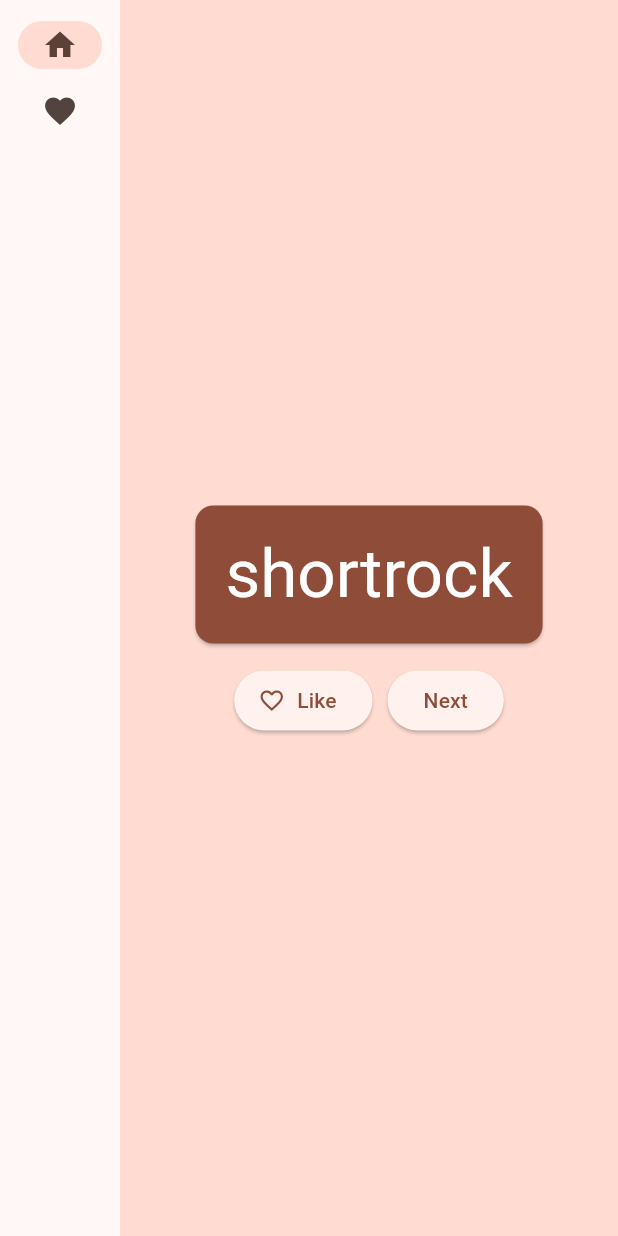
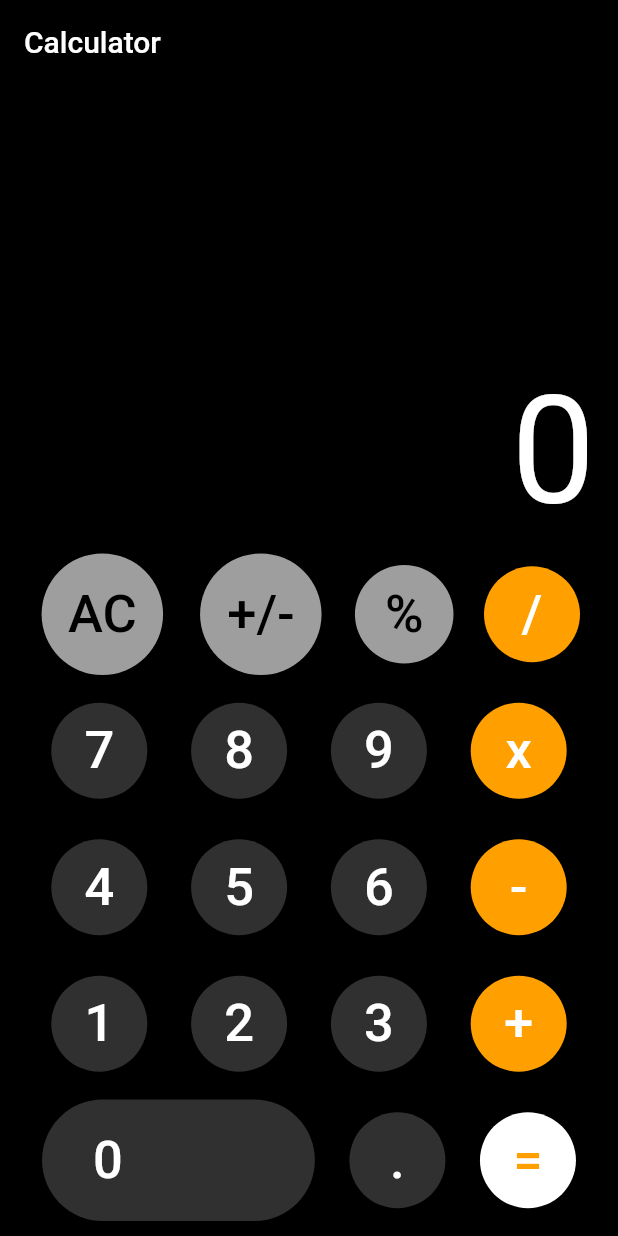
Before and after one commit to nusratjannat-2001/calculatorapp, a Flutter app: the screen it shows after launch, on a phone screen of 412 x 824 dp. Run offline on Flutter 3.47's test engine with Material 2 defaults, Android fonts, the phone set to English and light mode, and no system bars.

Commit message:
calculator

```diff
--- a/lib/main.dart
+++ b/lib/main.dart
@@ -1,199 +1,265 @@
-import 'package:english_words/english_words.dart';
 import 'package:flutter/material.dart';
-import 'package:provider/provider.dart';
 
-void main() {
-  runApp(MyApp());
-}
+void main() => runApp(MyApp());
 
 class MyApp extends StatelessWidget {
-  const MyApp({super.key});
-
   @override
   Widget build(BuildContext context) {
-    return ChangeNotifierProvider(
-      create: (context) => MyAppState(),
-      child: MaterialApp(
-        title: 'Namer App',
-        theme: ThemeData(
-          useMaterial3: true,
-          colorScheme: ColorScheme.fromSeed(seedColor: Colors.deepOrange),
-        ),
-        home: MyHomePage(),
-      ),
+    return MaterialApp(
+      debugShowCheckedModeBanner: false,
+      home: Calculator(),
     );
   }
 }
 
-class MyAppState extends ChangeNotifier {
-  var current = WordPair.random();
-    var favorites = <WordPair>[];
-
-  void toggleFavorite() {
-    if (favorites.contains(current)) {
-      favorites.remove(current);
-    } else {
-      favorites.add(current);
-    }
-    notifyListeners();
-  }
-
-  void getNext() {}
+class Calculator extends StatefulWidget {
+  @override
+  _CalculatorState createState() => _CalculatorState();
 }
 
-
-class MyHomePage extends StatefulWidget {
-  @override
-  State<MyHomePage> createState() => _MyHomePageState();
-}
-
-class _MyHomePageState extends State<MyHomePage> {
-   var selectedIndex = 0;
+class _CalculatorState extends State<Calculator> {
+  dynamic displaytxt = 20;
+  //Button Widget
+  Widget calcbutton(String btntxt, Color btncolor, Color txtcolor) {
+    return Container(
+      child: ElevatedButton(
+        style: ElevatedButton.styleFrom(
+          padding: EdgeInsets.all(20),
+          shape: CircleBorder(),
+          backgroundColor: btncolor,
+        ),
+        onPressed: () {
+          calculation(btntxt);
+        },
+        child: Text(
+          btntxt,
+          style: TextStyle(
+            fontSize: 35,
+            color: txtcolor,
+          ),
+        ),
+      ),
+    );
+  }
 
   @override
   Widget build(BuildContext context) {
-    Widget page;
-switch (selectedIndex) {
-  case 0:
-    page = GeneratorPage();
-    break;
-  case 1:
-    page = FavoritesPage();
-    break;
-  default:
-    throw UnimplementedError('no widget for $selectedIndex');
-}
+    //Calculator
     return Scaffold(
-      body: Row(
-        children: [
-          SafeArea(
-            child: NavigationRail(
-              extended: false,
-              destinations: [
-                NavigationRailDestination(
-                  icon: Icon(Icons.home),
-                  label: Text('Home'),
+      backgroundColor: Colors.black,
+      appBar: AppBar(
+        title: Text('Calculator'),
+        backgroundColor: Colors.black,
+      ),
+      body: Padding(
+        padding: EdgeInsets.symmetric(horizontal: 5),
+        child: Column(
+          mainAxisAlignment: MainAxisAlignment.end,
+          children: <Widget>[
+            // Calculator display
+            SingleChildScrollView(
+              scrollDirection: Axis.vertical,
+              child: Row(
+                mainAxisAlignment: MainAxisAlignment.end,
+                children: <Widget>[
+                  Padding(
+                    padding: const EdgeInsets.all(10.0),
+                    child: Text(
+                      '$text',
+                      textAlign: TextAlign.left,
+                      style: TextStyle(
+                        color: Colors.white,
+                        fontSize: 100,
+                      ),
+                    ),
+                  )
+                ],
+              ),
+            ),
+            Row(
+              mainAxisAlignment: MainAxisAlignment.spaceEvenly,
+              children: <Widget>[
+                calcbutton('AC', Colors.grey, Colors.black),
+                calcbutton('+/-', Colors.grey, Colors.black),
+                calcbutton('%', Colors.grey, Colors.black),
+                calcbutton('/', Colors.amber[700]!, Colors.white),
+              ],
+            ),
+            SizedBox(
+              height: 10,
+            ),
+            Row(
+              mainAxisAlignment: MainAxisAlignment.spaceEvenly,
+              children: <Widget>[
+                calcbutton('7', Colors.grey[850]!, Colors.white),
+                calcbutton('8', Colors.grey[850]!, Colors.white),
+                calcbutton('9', Colors.grey[850]!, Colors.white),
+                calcbutton('x', Colors.amber[700]!, Colors.white),
+              ],
+            ),
+            SizedBox(
+              height: 10,
+            ),
+            Row(
+              mainAxisAlignment: MainAxisAlignment.spaceEvenly,
+              children: <Widget>[
+                calcbutton('4', Colors.grey[850]!, Colors.white),
+                calcbutton('5', Colors.grey[850]!, Colors.white),
+                calcbutton('6', Colors.grey[850]!, Colors.white),
+                calcbutton('-', Colors.amber[700]!, Colors.white),
+              ],
+            ),
+            SizedBox(
+              height: 10,
+            ),
+            Row(
+              mainAxisAlignment: MainAxisAlignment.spaceEvenly,
+              children: <Widget>[
+                calcbutton('1', Colors.grey[850]!, Colors.white),
+                calcbutton('2', Colors.grey[850]!, Colors.white),
+                calcbutton('3', Colors.grey[850]!, Colors.white),
+                calcbutton('+', Colors.amber[700]!, Colors.white),
+              ],
+            ),
+            SizedBox(
+              height: 10,
+            ),
+            Row(
+              mainAxisAlignment: MainAxisAlignment.spaceEvenly,
+              children: <Widget>[
+                //this is button Zero
+                ElevatedButton(
+                  style: ElevatedButton.styleFrom(
+                    padding: EdgeInsets.fromLTRB(34, 20, 128, 20),
+                    shape: StadiumBorder(),
+                    backgroundColor: Colors.grey[850],
+                  ),
+                  onPressed: () {
+                    calculation('0');
+                  },
+                  child: Text(
+                    '0',
+                    style: TextStyle(fontSize: 35, color: Colors.white),
+                  ),
                 ),
-                NavigationRailDestination(
-                  icon: Icon(Icons.favorite),
-                  label: Text('Favorites'),
-
+                calcbutton('.', Colors.grey[850]!, Colors.white),
+                calcbutton('=', Colors.white, Colors.amber[700]!),
               ],
-              selectedIndex: 0,
-              onDestinationSelected: (value) {
-                print('selected: $value');
-              },
             ),
-          ),
-          Expanded(
-            child: Container(
-              color: Theme.of(context).colorScheme.primaryContainer,
-              child: GeneratorPage(),
+            SizedBox(
+              height: 10,
             ),
-          ),
-        ],
+          ],
+        ),
       ),
     );
   }
-}
 
+  //Calculator logic
+  dynamic text = '0';
+  double numOne = 0;
+  double numTwo = 0;
 
-class GeneratorPage extends StatelessWidget {
-  @override
-  Widget build(BuildContext context) {
-    var appState = context.watch<MyAppState>();
-    var pair = appState.current;
+  dynamic result = '';
+  dynamic finalResult = '';
+  dynamic opr = '';
+  dynamic preOpr = '';
+  void calculation(btnText) {
+    if (btnText == 'AC') {
+      text = '0';
+      numOne = 0;
+      numTwo = 0;
+      result = '';
+      finalResult = '0';
+      opr = '';
+      preOpr = '';
+    } else if (opr == '=' && btnText == '=') {
+      if (preOpr == '+') {
+        finalResult = add();
+      } else if (preOpr == '-') {
+        finalResult = sub();
+      } else if (preOpr == 'x') {
+        finalResult = mul();
+      } else if (preOpr == '/') {
+        finalResult = div();
+      }
+    } else if (btnText == '+' ||
+        btnText == '-' ||
+        btnText == 'x' ||
+        btnText == '/' ||
+        btnText == '=') {
+      if (numOne == 0) {
+        numOne = double.parse(result);
+      } else {
+        numTwo = double.parse(result);
+      }
 
-    IconData icon;
-    if (appState.favorites.contains(pair)) {
-      icon = Icons.favorite;
+      if (opr == '+') {
+        finalResult = add();
+      } else if (opr == '-') {
+        finalResult = sub();
+      } else if (opr == 'x') {
+        finalResult = mul();
+      } else if (opr == '/') {
+        finalResult = div();
+      }
+      preOpr = opr;
+      opr = btnText;
+      result = '';
+    } else if (btnText == '%') {
+      result = numOne / 100;
+      finalResult = doesContainDecimal(result);
+    } else if (btnText == '.') {
+      if (!result.toString().contains('.')) {
+        result = '$result.';
+      }
+      finalResult = result;
+    } else if (btnText == '+/-') {
+      result.toString().startsWith('-')
+          ? result = result.toString().substring(1)
+          : result = '-$result';
+      finalResult = result;
     } else {
-      icon = Icons.favorite_border;
+      result = result + btnText;
+      finalResult = result;
     }
 
-    return Center(
-      child: Column(
-        mainAxisAlignment: MainAxisAlignment.center,
-        children: [
-          BigCard(pair: pair),
-          SizedBox(height: 10),
-          Row(
-            mainAxisSize: MainAxisSize.min,
-            children: [
-              ElevatedButton.icon(
-                onPressed: () {
-                  appState.toggleFavorite();
-                },
-                icon: Icon(icon),
-                label: Text('Like'),
-              ),
-              SizedBox(width: 10),
-              ElevatedButton(
-                onPressed: () {
-                  appState.getNext();
-                },
-                child: Text('Next'),
-              ),
-            ],
-          ),
-        ],
-      ),
-    );
+    setState(() {
+      text = finalResult;
+    });
+  }
+
+  String add() {
+    result = (numOne + numTwo).toString();
+    numOne = double.parse(result);
+    return doesContainDecimal(result);
+  }
+
+  String sub() {
+    result = (numOne - numTwo).toString();
+    numOne = double.parse(result);
+    return doesContainDecimal(result);
+  }
+
+  String mul() {
+    result = (numOne * numTwo).toString();
+    numOne = double.parse(result);
+    return doesContainDecimal(result);
+  }
+
+  String div() {
+    result = (numOne / numTwo).toString();
+    numOne = double.parse(result);
+    return doesContainDecimal(result);
+  }
+
+  String doesContainDecimal(dynamic result) {
+    if (result.toString().contains('.')) {
+      List<String> splitDecimal = result.toString().split('.');
+      if (!(int.parse(splitDecimal[1]) > 0)) {
+        return result = splitDecimal[0].toString();
+      }
+    }
+    return result;
   }
 }
-class BigCard extends StatelessWidget {
-  const BigCard({
-    super.key,
-    required this.pair,
-  });
-
-  final WordPair pair;
-
-  @override
-  Widget build(BuildContext context) {
-    var theme=Theme.of(context);
-      var style = theme.textTheme.displayMedium!.copyWith(
-      color: theme.colorScheme.onPrimary,
-    );
-    return Card(
-      color:theme.colorScheme.primary,
-      child: Padding(
-        padding: const EdgeInsets.all(20),
-        child: Text(
-          pair.asLowerCase,
-          style:style,
-           semanticsLabel: "${pair.first} ${pair.second}",
-          ),
-      ),
-    );
-  }
-}
-
-
-class FavoritesPage extends StatelessWidget {
-  @override
-  Widget build(BuildContext context) {
-    var appState = context.watch<MyAppState>();
-
-    if (appState.favorites.isEmpty) {
-      return Center(
-        child: Text('No favorites yet.'),
-      );
-    }
-
-    return ListView(
-      children: [
-        Padding(
-          padding: const EdgeInsets.all(20),
-          child: Text('You have '
-              '${appState.favorites.length} favorites:'),
-        ),
-        for (var pair in appState.favorites)
-          ListTile(
-            leading: Icon(Icons.favorite),
-            title: Text(pair.asLowerCase),
-          ),
-      ],
-    );
-  }
-}
```
